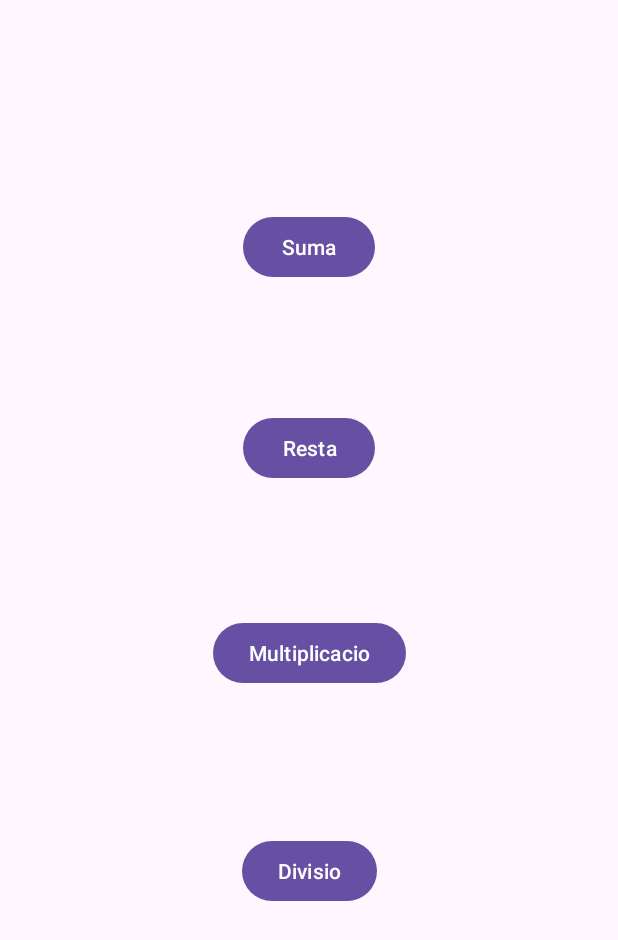
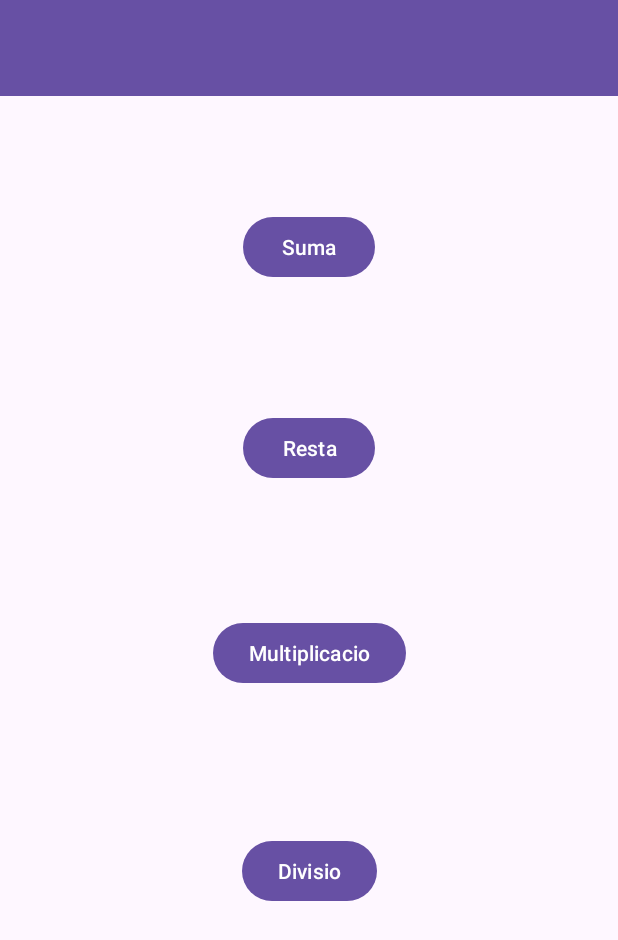
Before and after one commit to abdel1311fatah/App-11-AndroidStudio, an Android app: the layout activity_main.xml on its own in the app's theme, with its tools: preview values and no code run, on a phone screen of 412 x 824 dp. Shown: the top 940 px of the screen. Run offline under Robolectric (Android 15) with nearby library versions, the phone set to English and light mode, and no system bars.

Commit message:
mig acabat

```diff
--- a/app/src/main/res/layout/activity_divisio.xml
+++ b/app/src/main/res/layout/activity_divisio.xml
@@ -7,7 +7,6 @@
     tools:context=".Divisio">
 
     <Button
-        android:id="@+id/dividir_btn"
         android:layout_width="wrap_content"
         android:layout_height="wrap_content"
         android:onClick="divisio"
@@ -46,7 +45,6 @@
         app:layout_constraintVertical_bias="0.022" />
 
     <Button
-        android:id="@+id/button4"
         android:layout_width="wrap_content"
         android:layout_height="wrap_content"
         android:onClick="tornar"
--- a/app/src/main/res/layout/activity_main.xml
+++ b/app/src/main/res/layout/activity_main.xml
@@ -1,5 +1,4 @@
 <?xml version="1.0" encoding="utf-8"?>
-
 <androidx.constraintlayout.widget.ConstraintLayout xmlns:android="http://schemas.android.com/apk/res/android"
     xmlns:app="http://schemas.android.com/apk/res-auto"
     xmlns:tools="http://schemas.android.com/tools"
@@ -7,8 +6,20 @@
     android:layout_height="match_parent"
     tools:context=".MainActivity">
 
+    <androidx.appcompat.widget.Toolbar
+        android:id="@+id/toolbar"
+        android:layout_width="match_parent"
+        android:layout_height="?attr/actionBarSize"
+        android:background="?attr/colorPrimary"
+        android:elevation="4dp"
+        android:theme="@style/ThemeOverlay.AppCompat.ActionBar"
+        app:layout_constraintEnd_toEndOf="parent"
+        app:layout_constraintStart_toStartOf="parent"
+        app:layout_constraintTop_toTopOf="parent"
+        app:popupTheme="@style/ThemeOverlay.AppCompat.Light"
+        app:titleTextColor="@android:color/white" />
+
     <Button
-        android:id="@+id/btnDiv"
         android:layout_width="wrap_content"
         android:layout_height="wrap_content"
         android:onClick="div"
@@ -20,7 +31,6 @@
         app:layout_constraintVertical_bias="0.717" />
 
     <Button
-        android:id="@+id/btnResta"
         android:layout_width="wrap_content"
         android:layout_height="wrap_content"
         android:onClick="resta"
@@ -32,7 +42,6 @@
         app:layout_constraintVertical_bias="0.354" />
 
     <Button
-        android:id="@+id/btnSuma"
         android:layout_width="wrap_content"
         android:layout_height="wrap_content"
         android:onClick="suma"
@@ -44,7 +53,6 @@
         app:layout_constraintVertical_bias="0.181" />
 
     <Button
-        android:id="@+id/btnMulti"
         android:layout_width="wrap_content"
         android:layout_height="wrap_content"
         android:onClick="multi"
--- a/app/src/main/res/layout/activity_multiplicacio.xml
+++ b/app/src/main/res/layout/activity_multiplicacio.xml
@@ -7,7 +7,6 @@
     tools:context=".Multiplicacio">
 
     <Button
-        android:id="@+id/multiplicar_btn"
         android:layout_width="wrap_content"
         android:layout_height="wrap_content"
         android:onClick="multiplicar"
@@ -46,7 +45,6 @@
         app:layout_constraintVertical_bias="0.022" />
 
     <Button
-        android:id="@+id/button3"
         android:layout_width="wrap_content"
         android:layout_height="wrap_content"
         android:onClick="tornar"
--- a/app/src/main/res/layout/activity_resta.xml
+++ b/app/src/main/res/layout/activity_resta.xml
@@ -7,7 +7,6 @@
     tools:context=".Resta">
 
     <Button
-        android:id="@+id/restar_btn"
         android:layout_width="wrap_content"
         android:layout_height="wrap_content"
         android:onClick="restar"
@@ -46,7 +45,6 @@
         app:layout_constraintVertical_bias="0.022" />
 
     <Button
-        android:id="@+id/button2"
         android:layout_width="wrap_content"
         android:layout_height="wrap_content"
         android:onClick="tornar"
--- a/app/src/main/res/layout/activity_suma.xml
+++ b/app/src/main/res/layout/activity_suma.xml
@@ -7,7 +7,6 @@
     tools:context=".Suma">
 
     <Button
-        android:id="@+id/button"
         android:layout_width="wrap_content"
         android:layout_height="wrap_content"
         android:onClick="tornar"
@@ -57,7 +56,6 @@
         app:layout_constraintVertical_bias="0.081" />
 
     <Button
-        android:id="@+id/sumar_btn"
         android:layout_width="wrap_content"
         android:layout_height="wrap_content"
         android:onClick="sumar"
--- a/app/src/main/res/values/colors.xml
+++ b/app/src/main/res/values/colors.xml
@@ -1,5 +1,2 @@
 <?xml version="1.0" encoding="utf-8"?>
-<resources>
-    <color name="black">#FF000000</color>
-    <color name="white">#FFFFFFFF</color>
-</resources>
+<resources></resources>
```
Also changed, not shown: app/src/main/java/com/example/app11_2023_24/MainActivity.java (+20 -11 lines), app/src/main/res/menu/menuacciones.xml (+9 -0 lines), app/src/main/res/menu/overflow.xml (added, +13 -0 lines), app/src/main/res/drawable/div.png (deleted), app/src/main/res/drawable/menu.png (deleted), app/src/main/res/drawable/multi.png (deleted), app/src/main/res/drawable/overflow.png (deleted), app/src/main/res/drawable/resta.png (deleted), app/src/main/res/drawable/suma.png (deleted).
